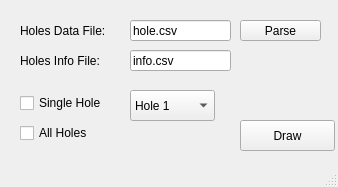
Before: the Qt Designer form mainwindow.ui in atul516/RM, drawn with Qt 5.
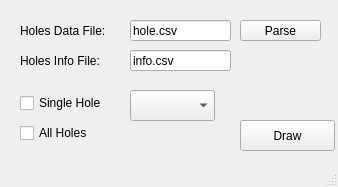
After: the same form once the commit is applied.

Commit message: Multiple holes support under progress(fatal bugs fixed)..... part-3

Patch:
```diff
--- a/mainwindow.ui
+++ b/mainwindow.ui
@@ -61,11 +61,6 @@
       <height>31</height>
      </rect>
     </property>
-    <item>
-     <property name="text">
-      <string>Hole 1</string>
-     </property>
-    </item>
    </widget>
    <widget class="QCheckBox" name="checkBox">
     <property name="geometry">
```
The commit also changes 12 other files.
